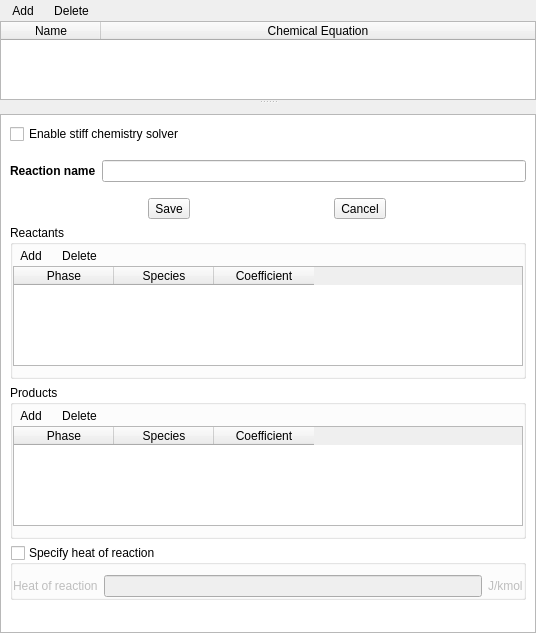
Qt form mfixgui/uifiles/chemistry.ui (truongd8593/mfix) before a commit.
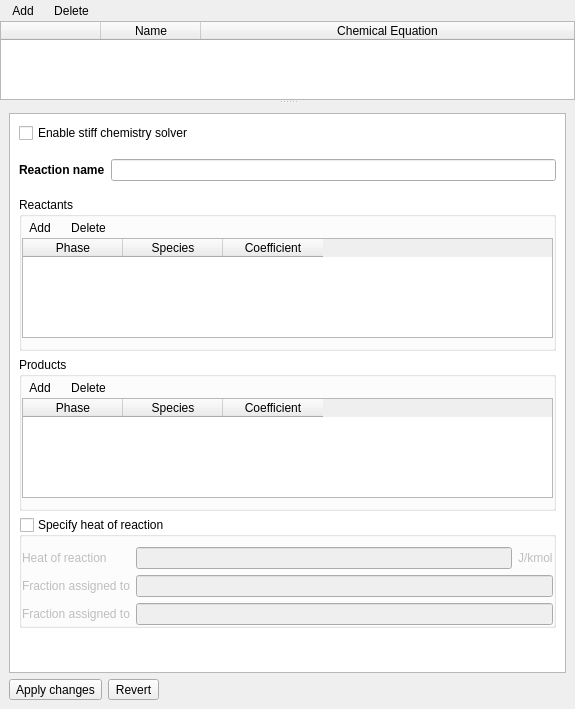
The same form after that commit. Custom widgets are drawn as their Qt base class.

Commit message: work on Chemistry pane

What changed in the file:
```diff
--- a/mfixgui/uifiles/chemistry.ui
+++ b/mfixgui/uifiles/chemistry.ui
@@ -6,8 +6,8 @@
    <rect>
     <x>0</x>
     <y>0</y>
-    <width>536</width>
-    <height>633</height>
+    <width>575</width>
+    <height>709</height>
    </rect>
   </property>
   <property name="sizePolicy">
@@ -189,6 +189,9 @@
          <attribute name="horizontalHeaderHighlightSections">
           <bool>false</bool>
          </attribute>
+         <attribute name="horizontalHeaderMinimumSectionSize">
+          <number>10</number>
+         </attribute>
          <attribute name="horizontalHeaderStretchLastSection">
           <bool>true</bool>
          </attribute>
@@ -198,6 +201,11 @@
          <attribute name="verticalHeaderHighlightSections">
           <bool>false</bool>
          </attribute>
+         <column>
+          <property name="text">
+           <string/>
+          </property>
+         </column>
          <column>
           <property name="text">
            <string>Name</string>
@@ -232,18 +240,6 @@
        <enum>QFrame::Plain</enum>
       </property>
       <layout class="QGridLayout" name="gridLayout_5">
-       <property name="leftMargin">
-        <number>0</number>
-       </property>
-       <property name="topMargin">
-        <number>10</number>
-       </property>
-       <property name="rightMargin">
-        <number>0</number>
-       </property>
-       <property name="bottomMargin">
-        <number>0</number>
-       </property>
        <item row="0" column="0">
         <widget class="QScrollArea" name="scrollarea_detail">
          <property name="styleSheet">
@@ -257,8 +253,8 @@
            <rect>
             <x>0</x>
             <y>0</y>
-            <width>532</width>
-            <height>513</height>
+            <width>553</width>
+            <height>552</height>
            </rect>
           </property>
           <layout class="QVBoxLayout" name="verticalLayout_2">
@@ -304,24 +300,6 @@
              </item>
             </layout>
            </item>
-           <item>
-            <layout class="QHBoxLayout" name="horizontalLayout_4">
-             <item>
-              <widget class="QToolButton" name="toolbutton_save">
-               <property name="text">
-                <string>Save</string>
-               </property>
-              </widget>
-             </item>
-             <item>
-              <widget class="QToolButton" name="toolbutton_cancel">
-               <property name="text">
-                <string>Cancel</string>
-               </property>
-              </widget>
-             </item>
-            </layout>
-           </item>
            <item>
             <widget class="QGroupBox" name="groupbox_reactants">
              <property name="sizePolicy">
@@ -642,14 +620,14 @@
               <item row="0" column="1">
                <widget class="LineEdit" name="lineedit_dh">
                 <property name="enabled">
-                 <bool>false</bool>
+                 <bool>true</bool>
                 </property>
                </widget>
               </item>
               <item row="0" column="2">
                <widget class="QLabel" name="label_dh_units">
                 <property name="enabled">
-                 <bool>false</bool>
+                 <bool>true</bool>
                 </property>
                 <property name="text">
                  <string>J/kmol</string>
@@ -659,13 +637,47 @@
               <item row="0" column="0">
                <widget class="QLabel" name="label_dh">
                 <property name="enabled">
-                 <bool>false</bool>
+                 <bool>true</bool>
                 </property>
                 <property name="text">
                  <string>Heat of reaction</string>
                 </property>
                </widget>
               </item>
+              <item row="1" column="0">
+               <widget class="QLabel" name="label_fracdh_1">
+                <property name="enabled">
+                 <bool>true</bool>
+                </property>
+                <property name="text">
+                 <string>Fraction assigned to</string>
+                </property>
+               </widget>
+              </item>
+              <item row="2" column="0">
+               <widget class="QLabel" name="label_fracdh_2">
+                <property name="enabled">
+                 <bool>true</bool>
+                </property>
+                <property name="text">
+                 <string>Fraction assigned to</string>
+                </property>
+               </widget>
+              </item>
+              <item row="2" column="1" colspan="2">
+               <widget class="LineEdit" name="lineedit_fracdh_2">
+                <property name="enabled">
+                 <bool>true</bool>
+                </property>
+               </widget>
+              </item>
+              <item row="1" column="1" colspan="2">
+               <widget class="LineEdit" name="lineedit_fracdh_1">
+                <property name="enabled">
+                 <bool>true</bool>
+                </property>
+               </widget>
+              </item>
              </layout>
             </widget>
            </item>
@@ -689,6 +701,31 @@
          </widget>
         </widget>
        </item>
+       <item row="1" column="0">
+        <layout class="QHBoxLayout" name="horizontalLayout_4">
+         <item>
+          <widget class="QToolButton" name="toolbutton_apply">
+           <property name="text">
+            <string>Apply changes</string>
+           </property>
+          </widget>
+         </item>
+         <item>
+          <widget class="QToolButton" name="toolbutton_revert">
+           <property name="text">
+            <string>Revert</string>
+           </property>
+          </widget>
+         </item>
+         <item>
+          <widget class="QLabel" name="label_status">
+           <property name="text">
+            <string/>
+           </property>
+          </widget>
+         </item>
+        </layout>
+       </item>
       </layout>
      </widget>
     </widget>
```
Left out of the diff: 8 changed lines with no effect on the pictures. The commit also changes 4 other files.
